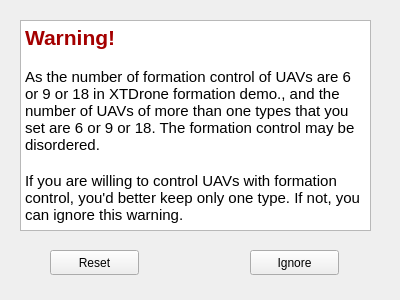
The window that control/gcs/develop/xtdrone_qt/ui/form.ui (robin-shaun/XTDrone) describes before a commit, drawn with Qt 5.
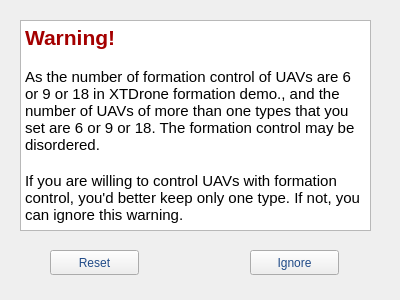
The same window after the commit.

Diff of the .ui file:
```diff
--- a/control/gcs/develop/xtdrone_qt/ui/form.ui
+++ b/control/gcs/develop/xtdrone_qt/ui/form.ui
@@ -44,7 +44,9 @@
     </rect>
    </property>
    <property name="styleSheet">
-    <string notr="true">font: 75 15pt &quot;Ubuntu Mono&quot;;</string>
+    <string notr="true">font: 57 12pt &quot;Ubuntu&quot;;
+color: rgb(32, 74, 135);
+border-bottom-color: rgb(186, 189, 182);</string>
    </property>
    <property name="text">
     <string>Reset</string>
@@ -60,7 +62,9 @@
     </rect>
    </property>
    <property name="styleSheet">
-    <string notr="true">font: 75 15pt &quot;Ubuntu Mono&quot;;</string>
+    <string notr="true">font: 57 12pt &quot;Ubuntu&quot;;
+color: rgb(32, 74, 135);
+border-bottom-color: rgb(186, 189, 182);</string>
    </property>
    <property name="text">
     <string>Ignore</string>
```
